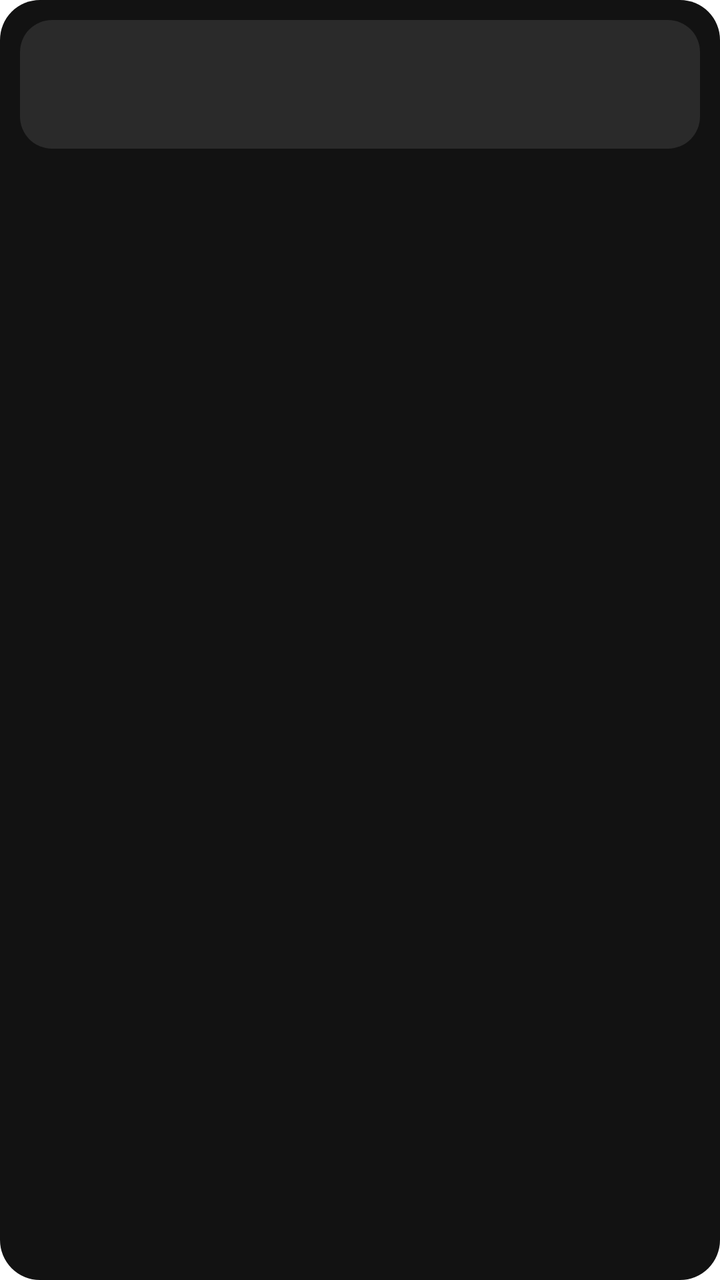
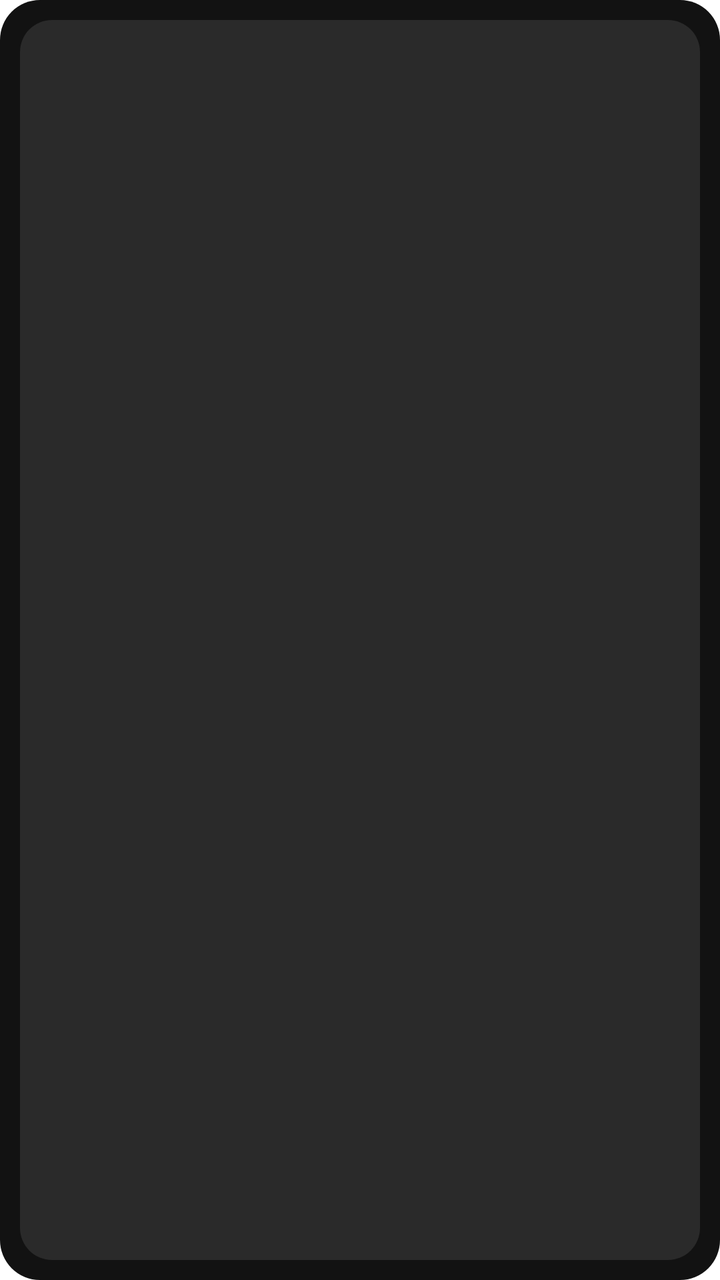

An Android layout rendered at two revisions. The XML below is the earlier revision; the diff shows what the commit changed to produce the second picture.
<!-- AndroidManifest.xml: fallback theme Theme.MaterialComponents.DayNight.NoActionBar -->
<!-- res/layout/tap_na_widget_details.xml -->
<?xml version="1.0" encoding="utf-8"?>
<LinearLayout xmlns:android="http://schemas.android.com/apk/res/android"
    android:id="@+id/widget_root"
    android:layout_width="match_parent"
    android:layout_height="match_parent"
    android:background="@drawable/widget_shell"
    android:orientation="vertical"
    android:padding="10dp">

    <LinearLayout
        android:id="@+id/widget_identity"
        android:layout_width="match_parent"
        android:layout_height="wrap_content"
        android:background="@drawable/widget_panel"
        android:gravity="center"
        android:orientation="vertical"
        android:padding="8dp">

        <ImageView
            android:id="@+id/widget_avatar"
            android:layout_width="0dp"
            android:layout_height="0dp"
            android:visibility="gone" />

        <TextView
            android:id="@+id/widget_name"
            android:layout_width="wrap_content"
            android:layout_height="wrap_content"
            android:ellipsize="end"
            android:maxLines="1"
            android:textColor="#FFFFFF"
            android:textSize="14sp"
            android:textStyle="bold" />

        <TextView
            android:id="@+id/widget_title"
            android:layout_width="wrap_content"
            android:layout_height="wrap_content"
            android:ellipsize="end"
            android:maxLines="1"
            android:textColor="#A1A1AA"
            android:textSize="11sp" />

        <TextView
            android:id="@+id/widget_company"
            android:layout_width="wrap_content"
            android:layout_height="wrap_content"
            android:ellipsize="end"
            android:maxLines="1"
            android:textColor="#71717A"
            android:textSize="11sp" />
    </LinearLayout>

    <ImageView
        android:id="@+id/widget_qr"
        android:layout_width="match_parent"
        android:layout_height="0dp"
        android:layout_marginTop="8dp"
        android:layout_weight="1"
        android:adjustViewBounds="true"
        android:contentDescription="@string/widget_qr_description"
        android:scaleType="fitCenter" />
</LinearLayout>
<!-- resources referenced by this layout -->
<resources>
  <!-- drawable widget_panel (drawable) -->
  <?xml version="1.0" encoding="utf-8"?>
  <shape xmlns:android="http://schemas.android.com/apk/res/android" android:shape="rectangle">
      <solid android:color="#2A2A2A" />
      <corners android:radius="16dp" />
  </shape>
  <!-- drawable widget_shell (drawable) -->
  <?xml version="1.0" encoding="utf-8"?>
  <shape xmlns:android="http://schemas.android.com/apk/res/android" android:shape="rectangle">
      <solid android:color="#121212" />
      <corners android:radius="20dp" />
  </shape>
  <string name="widget_qr_description">QR code only. People scan this to open your Tap Na profile.</string>
</resources>

<!-- the commit's change to res/layout/tap_na_widget_details.xml (unified diff, before → after) -->
@@ -1,20 +1,19 @@
 <?xml version="1.0" encoding="utf-8"?>
-<LinearLayout xmlns:android="http://schemas.android.com/apk/res/android"
+<FrameLayout xmlns:android="http://schemas.android.com/apk/res/android"
     android:id="@+id/widget_root"
     android:layout_width="match_parent"
     android:layout_height="match_parent"
     android:background="@drawable/widget_shell"
-    android:orientation="vertical"
     android:padding="10dp">
 
     <LinearLayout
         android:id="@+id/widget_identity"
         android:layout_width="match_parent"
-        android:layout_height="wrap_content"
+        android:layout_height="match_parent"
         android:background="@drawable/widget_panel"
-        android:gravity="center"
+        android:gravity="center_horizontal"
         android:orientation="vertical"
-        android:padding="8dp">
+        android:padding="10dp">
 
         <ImageView
             android:id="@+id/widget_avatar"
@@ -24,9 +23,10 @@
 
         <TextView
             android:id="@+id/widget_name"
-            android:layout_width="wrap_content"
+            android:layout_width="match_parent"
             android:layout_height="wrap_content"
             android:ellipsize="end"
+            android:gravity="center"
             android:maxLines="1"
             android:textColor="#FFFFFF"
             android:textSize="14sp"
@@ -34,30 +34,32 @@
 
         <TextView
             android:id="@+id/widget_title"
-            android:layout_width="wrap_content"
+            android:layout_width="match_parent"
             android:layout_height="wrap_content"
             android:ellipsize="end"
+            android:gravity="center"
             android:maxLines="1"
             android:textColor="#A1A1AA"
             android:textSize="11sp" />
 
         <TextView
             android:id="@+id/widget_company"
-            android:layout_width="wrap_content"
+            android:layout_width="match_parent"
             android:layout_height="wrap_content"
             android:ellipsize="end"
+            android:gravity="center"
             android:maxLines="1"
             android:textColor="#71717A"
             android:textSize="11sp" />
+
+        <ImageView
+            android:id="@+id/widget_qr"
+            android:layout_width="match_parent"
+            android:layout_height="0dp"
+            android:layout_marginTop="8dp"
+            android:layout_weight="1"
+            android:adjustViewBounds="true"
+            android:contentDescription="@string/widget_qr_description"
+            android:scaleType="fitCenter" />
     </LinearLayout>
-
-    <ImageView
-        android:id="@+id/widget_qr"
-        android:layout_width="match_parent"
-        android:layout_height="0dp"
-        android:layout_marginTop="8dp"
-        android:layout_weight="1"
-        android:adjustViewBounds="true"
-        android:contentDescription="@string/widget_qr_description"
-        android:scaleType="fitCenter" />
-</LinearLayout>
+</FrameLayout>
